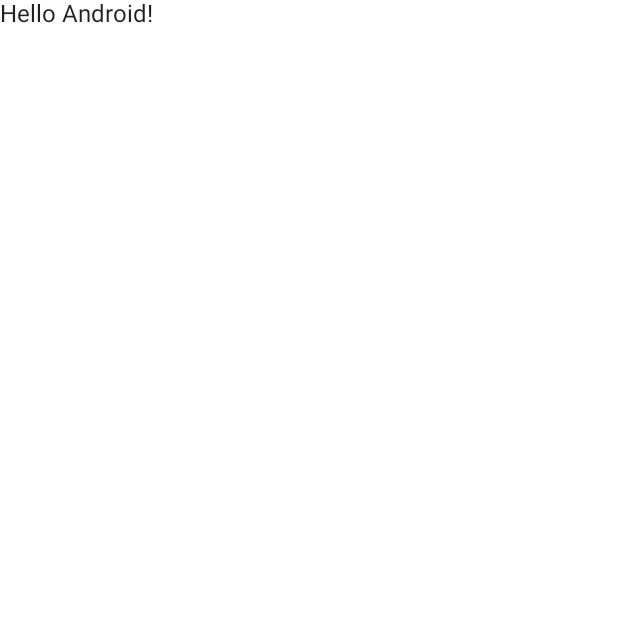
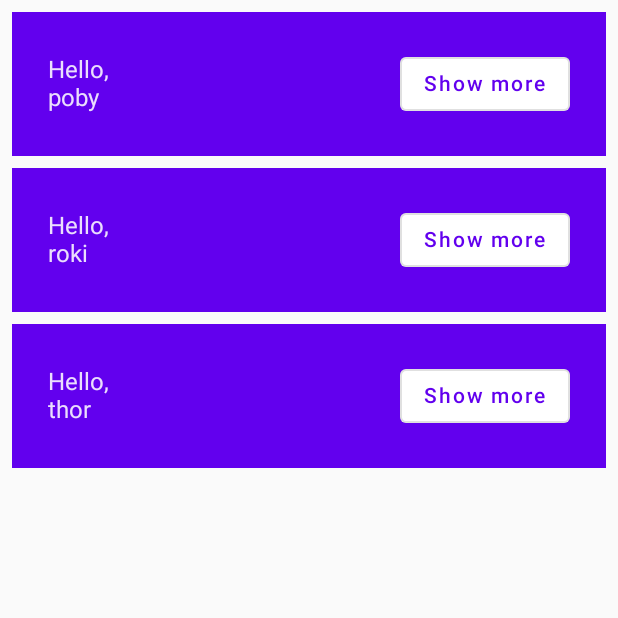
Before and after one commit to sejins/compose_practice, an Android app built with Jetpack Compose: the screen it shows after launch (MainActivity), on a phone screen of 412 x 824 dp, the top half of it. Before the commit the part shown is almost empty. Run offline under Robolectric (Android 15) with nearby library versions, the phone set to English and light mode, and no system bars.

Commit message:
[CodelabBasic] basic row and column

```diff
--- a/codelab_basic/app/src/main/java/com/jjinse/codelab_basic/MainActivity.kt
+++ b/codelab_basic/app/src/main/java/com/jjinse/codelab_basic/MainActivity.kt
@@ -3,38 +3,77 @@ package com.jjinse.codelab_basic
 import android.os.Bundle
 import androidx.activity.ComponentActivity
 import androidx.activity.compose.setContent
-import androidx.compose.foundation.layout.fillMaxSize
+import androidx.compose.foundation.layout.Column
+import androidx.compose.foundation.layout.Row
+import androidx.compose.foundation.layout.fillMaxWidth
+import androidx.compose.foundation.layout.padding
 import androidx.compose.material.MaterialTheme
+import androidx.compose.material.OutlinedButton
 import androidx.compose.material.Surface
 import androidx.compose.material.Text
 import androidx.compose.runtime.Composable
+import androidx.compose.ui.Alignment
 import androidx.compose.ui.Modifier
 import androidx.compose.ui.tooling.preview.Preview
+import androidx.compose.ui.unit.dp
 import com.jjinse.codelab_basic.ui.theme.Codelab_basicTheme
+
+private val list = listOf("poby", "roki", "thor")
 
 class MainActivity : ComponentActivity() {
     override fun onCreate(savedInstanceState: Bundle?) {
         super.onCreate(savedInstanceState)
         setContent {
             Codelab_basicTheme {
-                // A surface container using the 'background' color from the theme
-                Surface(modifier = Modifier.fillMaxSize(), color = MaterialTheme.colors.background) {
-                    Greeting("Android")
-                }
+                PobyApp(list)
             }
         }
     }
 }
 
 @Composable
-fun Greeting(name: String) {
-    Text(text = "Hello $name!")
+private fun PobyApp(list: List<String>) {
+
+    Column(modifier = Modifier.padding(vertical = 4.dp)) {
+        for(name in list) {
+            Greeting(name = name)
+        }
+    }
 }
 
-@Preview(showBackground = true)
+@Composable
+fun Greeting(name: String) {
+
+    // import androidx.compose.material.Surface 같은 compose material 컴포넌트는 공통 작업에 대한 기능을 포함한다.
+    // 예를들어 color 를 primary 로 가져가는 경우, 텍스트 색상은 onPrimary 값으로 세팅해야하는 것을 compose 는 알고있다.
+    Surface(
+        color = MaterialTheme.colors.primary,
+        modifier = Modifier.padding(vertical = 4.dp, horizontal = 8.dp)
+    ) {
+        Row(
+            modifier = Modifier.padding(all = 24.dp),
+            verticalAlignment = Alignment.CenterVertically
+        ) {
+            Column(
+                modifier = Modifier.weight(1f)
+            ) {
+                Text(text = "Hello,")
+                Text(text = name)
+            }
+
+            OutlinedButton(
+                onClick = { /*TODO*/ }
+            ) {
+                Text(text = "Show more")
+            }
+        }
+    }
+}
+
+@Preview(showBackground = true, widthDp = 320)
 @Composable
 fun DefaultPreview() {
     Codelab_basicTheme {
-        Greeting("Android")
+        PobyApp(list)
     }
 }
```
